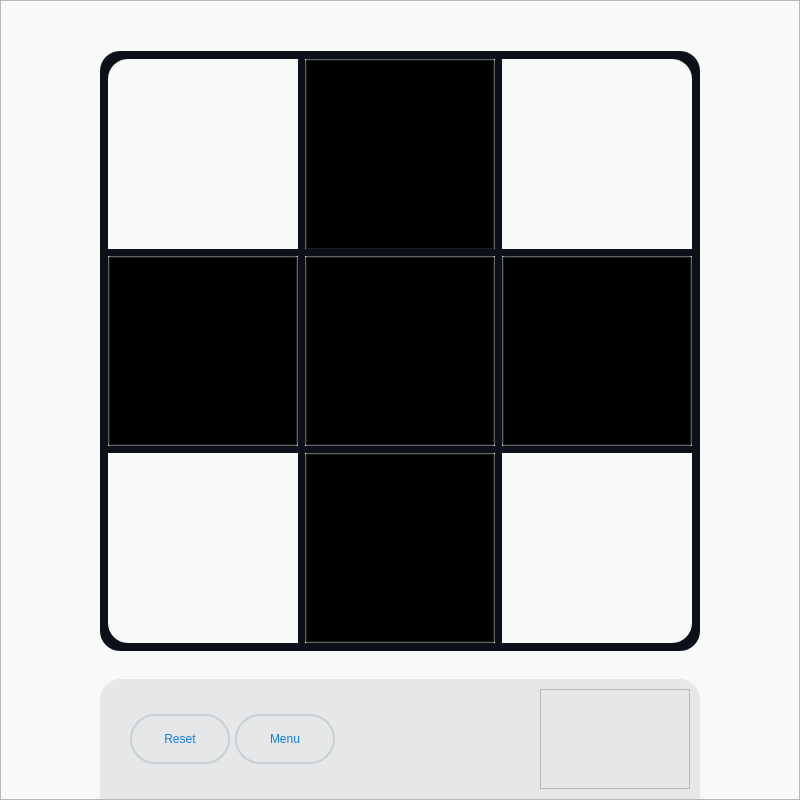
Before: the Qt Designer form tic-tac-toe-dp/gui/xox.ui in anilergan/MTM4000-Dynamic-Programming-Tic-Tac-Toe, drawn with Qt 5.
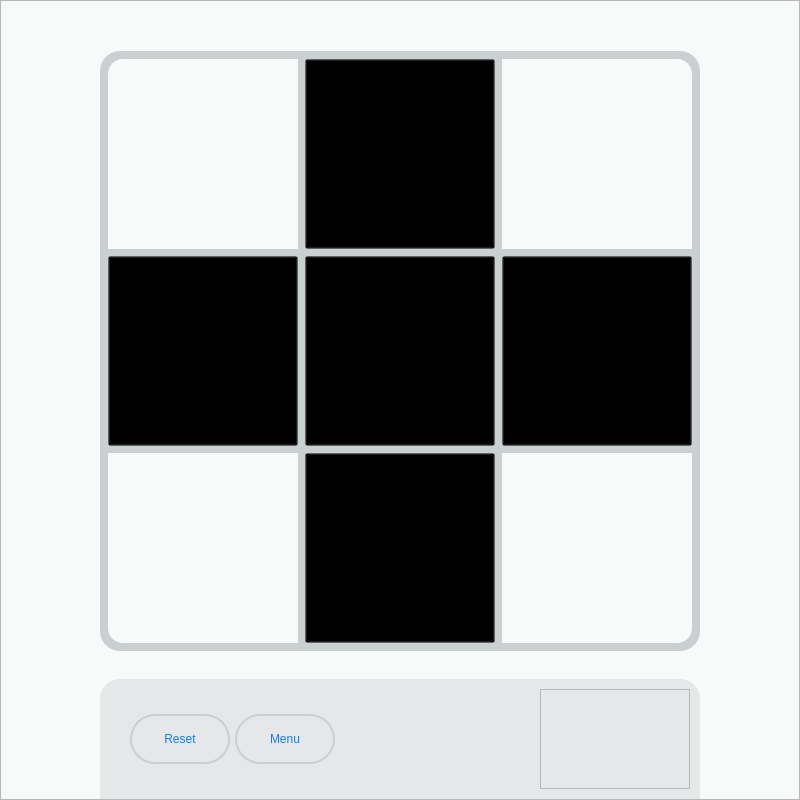
After: the same form once the commit is applied. Icons and pictures are not drawn.

What changed in the file:
```diff
--- a/tic-tac-toe-dp/gui/xox.ui
+++ b/tic-tac-toe-dp/gui/xox.ui
@@ -53,9 +53,9 @@
 
 
 #frame_nam, #frame_spm, #frame_tmm {
-background-color:rgb(0,0,0,8);
+background-color:rgba(0,0,0,8);
 border-radius: 25px;
-border: 2px solid rgb(0,0,0,24)
+border: 2px solid rgba(0,0,0,24)
 
 }</string>
    </property>
@@ -668,21 +668,22 @@
 }
 
 #frame_game {
-background-color: rgb(12,16,25)
+background-color: rgb(202, 207, 210);
 
 }
 QFrame {
 background-color: rgb(248, 249, 249);
+
 }
 
 QPushButton {
 background-color: transparent;
 }
 
-#frame_cell_11, #mark_11  {border-top-left-radius: 20px;}
-#frame_cell_13, #mark_13 {border-top-right-radius: 20px;}
-#frame_cell_31, #mark_31  {border-bottom-left-radius: 20px;}
-#frame_cell_33, #mark_33  {border-bottom-right-radius: 20px;}
+#frame_cell_11, #mark_11  {border-top-left-radius: 15px;}
+#frame_cell_13, #mark_13 {border-top-right-radius: 15px;}
+#frame_cell_31, #mark_31  {border-bottom-left-radius: 15px;}
+#frame_cell_33, #mark_33  {border-bottom-right-radius: 15px;}
 
 QPushButton::hover {
 background-color: rgba(20,124,236, 20)
@@ -955,7 +956,7 @@
                 <x>0</x>
                 <y>0</y>
                 <width>190</width>
-                <height>191</height>
+                <height>190</height>
                </rect>
               </property>
               <property name="styleSheet">
@@ -1090,7 +1091,7 @@
                 <x>0</x>
                 <y>0</y>
                 <width>190</width>
-                <height>191</height>
+                <height>190</height>
                </rect>
               </property>
               <property name="text">
```
Left out of the diff: 7 changed lines with no effect on the pictures.
